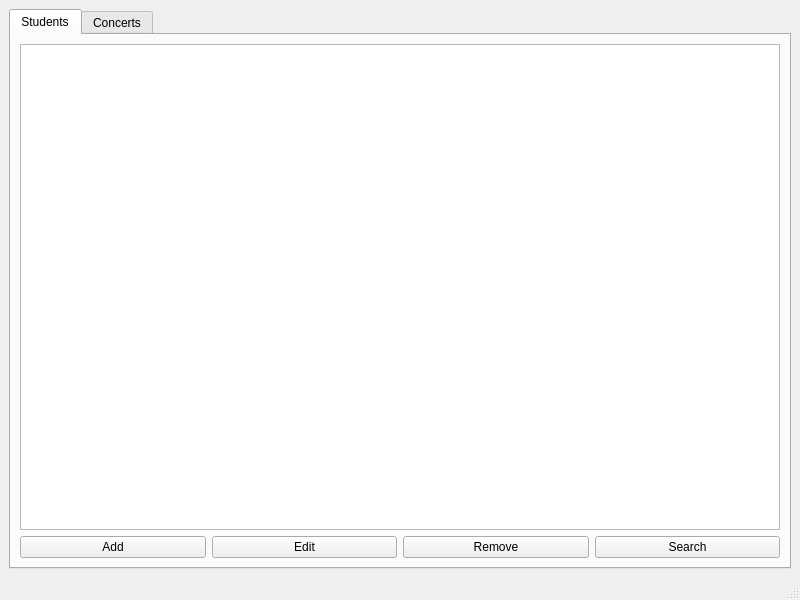
First picture: the form in mainwindow.ui, repository molchanovsv/kursovaya2, before the edit.
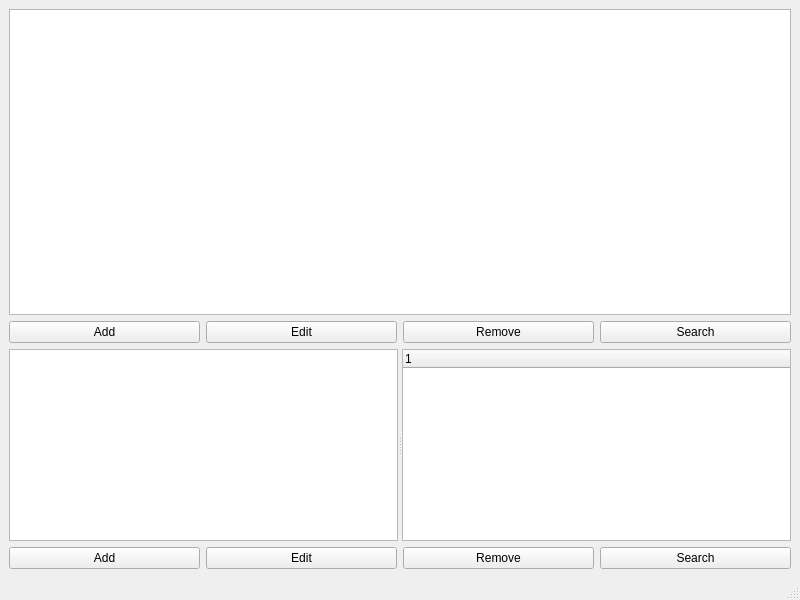
Second picture: the form after the edit.

Commit message: Place both tables on one page

```diff
--- a/mainwindow.ui
+++ b/mainwindow.ui
@@ -13,13 +13,6 @@
   <widget class="QWidget" name="centralwidget">
    <layout class="QVBoxLayout" name="verticalLayout">
     <item>
-     <widget class="QTabWidget" name="tabWidget">
-      <widget class="QWidget" name="studentsTab">
-       <attribute name="title">
-        <string>Students</string>
-       </attribute>
-       <layout class="QVBoxLayout" name="verticalLayout_2">
-        <item>
          <widget class="QTableWidget" name="studentsTable"/>
         </item>
         <item>
@@ -54,13 +47,6 @@
          </item>
         </layout>
        </item>
-      </layout>
-     </widget>
-      <widget class="QWidget" name="concertsTab">
-       <attribute name="title">
-        <string>Concerts</string>
-       </attribute>
-       <layout class="QVBoxLayout" name="verticalLayout_3">
         <item>
          <widget class="QSplitter" name="concertsSplitter">
           <property name="orientation">
@@ -101,10 +87,6 @@
           </widget>
          </item>
         </layout>
-       </item>
-      </layout>
-     </widget>
-     </widget>
     </item>
    </layout>
   </widget>
```
Lines whose indentation alone changed are shown as unchanged.
